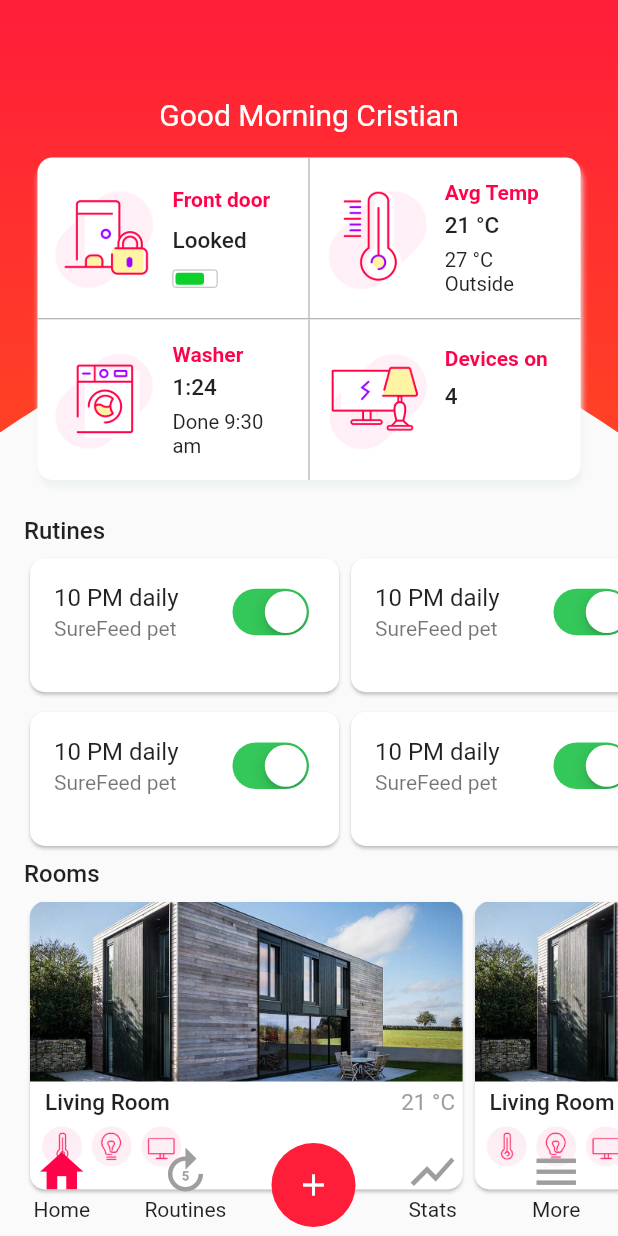
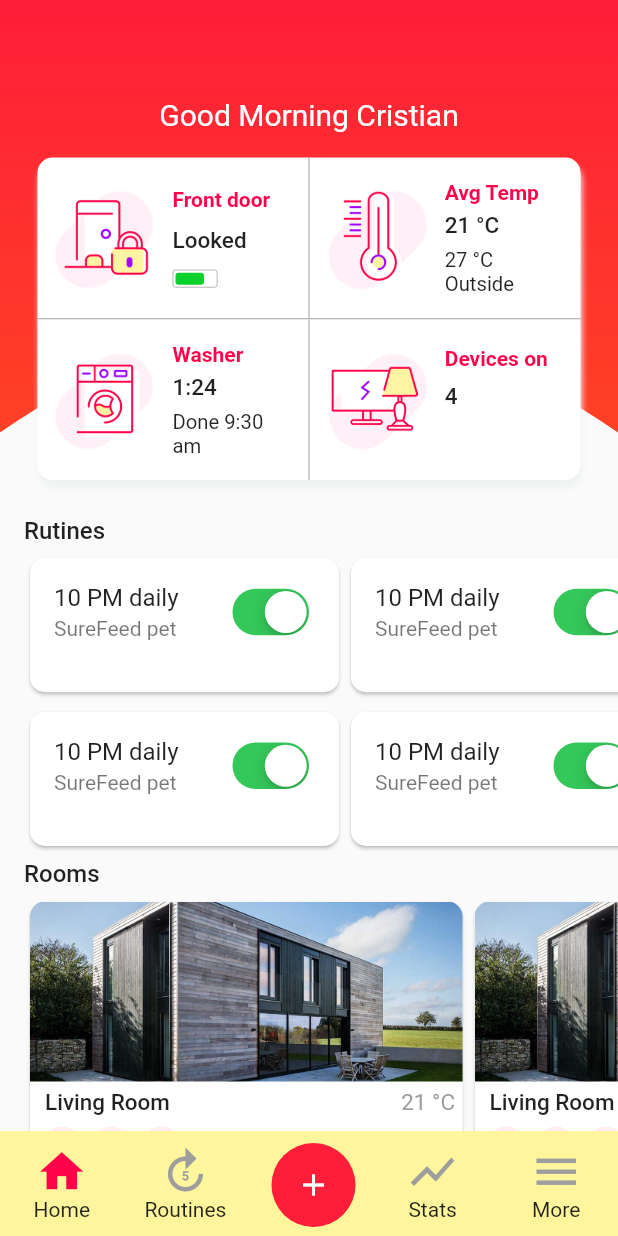
Before and after one commit to cristianfchq/flutter_smart_home_app, a Flutter app: the screen it shows after launch, on a phone screen of 412 x 824 dp. Run offline on Flutter 3.47's test engine with Material 2 defaults, Android fonts, the phone set to English and light mode, and no system bars; project files that could hold a hidden picture were left out.

Commit message:
dando color al bottonBar

```diff
--- a/lib/bottom-bar.dart
+++ b/lib/bottom-bar.dart
@@ -13,7 +13,9 @@ class _BottomBarState extends State<BottomBar> {
   Widget build(BuildContext context) {
     double itemWidth = MediaQuery.of(context).size.width / 5;
 
-    return Row(
+    return Container(
+      color: Colors.yellow[200],
+      child: Row(
         mainAxisAlignment: MainAxisAlignment.spaceAround,
         crossAxisAlignment: CrossAxisAlignment.center,
         children: <Widget>[
@@ -102,6 +104,7 @@ class _BottomBarState extends State<BottomBar> {
             ),
           ),
         ],
+      ),
     );
   }
 }
```
Lines whose indentation alone changed are shown as unchanged.
